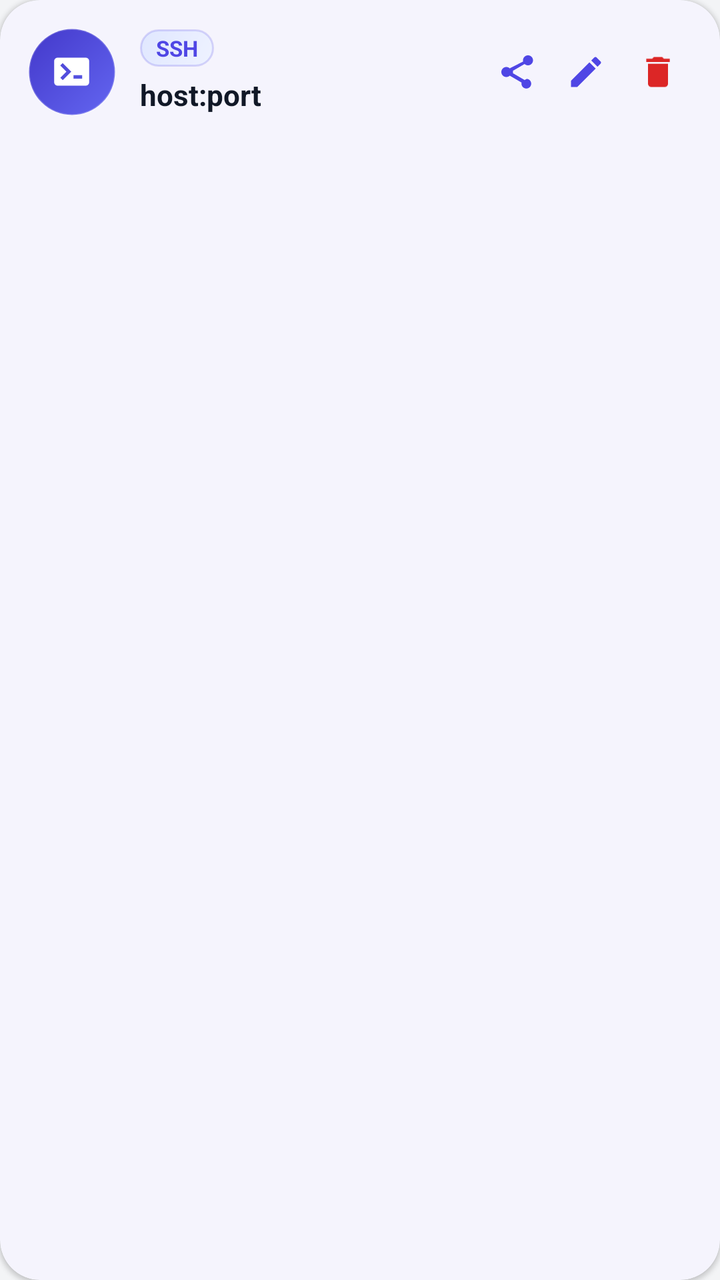
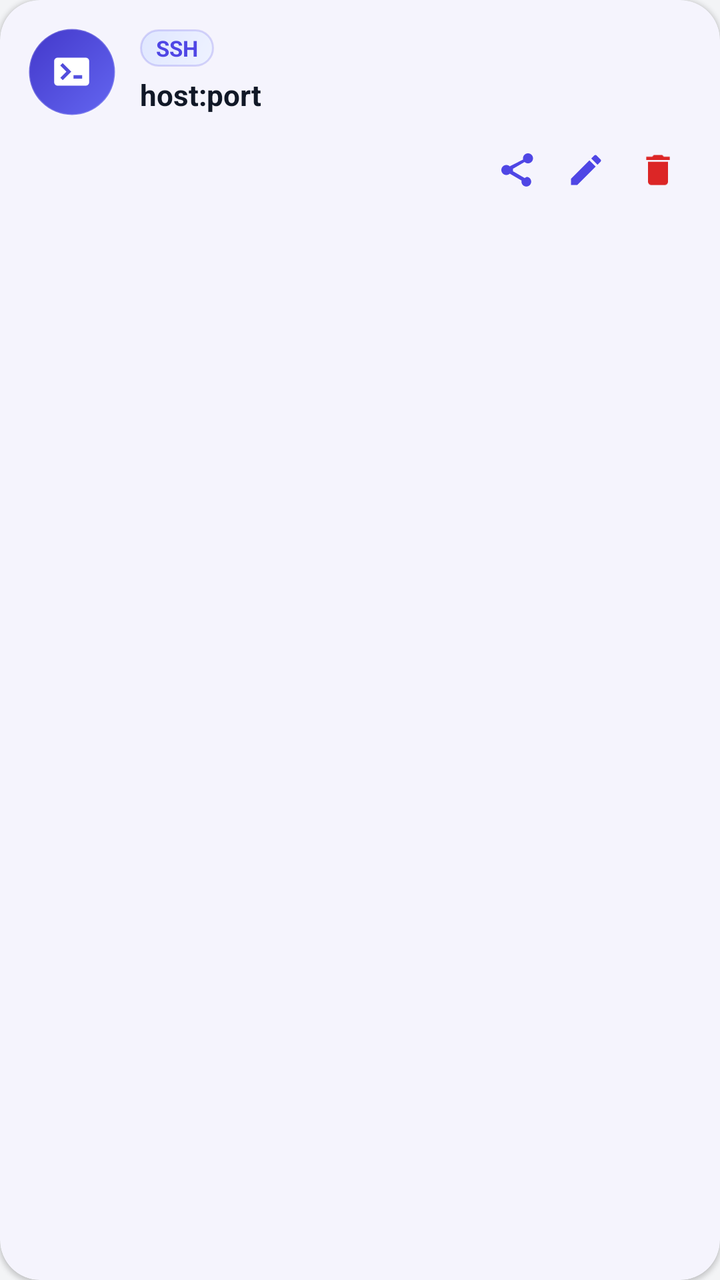

Compare the two renders of this Android layout. The source of the first and the diff that turns it into the second are given below.
<!-- AndroidManifest.xml: application theme Theme.TunnelApp -->
<!-- res/layout/item_account_row.xml -->
<?xml version="1.0" encoding="utf-8"?>
<com.google.android.material.card.MaterialCardView
    xmlns:android="http://schemas.android.com/apk/res/android"
    style="@style/Card.Account"
    android:layout_width="match_parent"
    android:layout_height="wrap_content"
    android:layout_marginBottom="12dp">

    <LinearLayout
        android:layout_width="match_parent"
        android:layout_height="wrap_content"
        android:orientation="vertical">

        <LinearLayout
            android:layout_width="match_parent"
            android:layout_height="wrap_content"
            android:orientation="horizontal"
            android:gravity="center_vertical">

            <FrameLayout
                android:layout_width="44dp"
                android:layout_height="44dp"
                android:layout_marginEnd="12dp">

                <View
                    android:id="@+id/ivRowAvatarBg"
                    android:layout_width="match_parent"
                    android:layout_height="match_parent"
                    android:background="@drawable/bg_avatar_ssh" />

                <ImageView
                    android:id="@+id/ivRowIcon"
                    android:layout_width="21dp"
                    android:layout_height="21dp"
                    android:layout_gravity="center"
                    android:src="@drawable/ic_account_ssh"
                    android:contentDescription="@null" />
            </FrameLayout>

            <LinearLayout
                android:layout_width="0dp"
                android:layout_height="wrap_content"
                android:layout_weight="1"
                android:orientation="vertical">

                <TextView
                    android:id="@+id/tvRowTypeBadge"
                    android:layout_width="wrap_content"
                    android:layout_height="wrap_content"
                    android:background="@drawable/bg_pill_brand_soft"
                    android:paddingStart="8dp"
                    android:paddingEnd="8dp"
                    android:paddingTop="2dp"
                    android:paddingBottom="2dp"
                    android:layout_marginBottom="4dp"
                    android:text="SSH"
                    android:textColor="@color/brand_primary"
                    android:textStyle="bold"
                    android:textSize="11sp" />

                <TextView
                    android:id="@+id/tvRowTitle"
                    android:layout_width="wrap_content"
                    android:layout_height="wrap_content"
                    android:text="host:port"
                    android:textColor="@color/text_primary"
                    android:textStyle="bold"
                    android:textSize="14.5sp"
                    android:maxLines="1"
                    android:ellipsize="end" />

                
                <TextView
                    android:id="@+id/tvRowSubtitle"
                    android:layout_width="wrap_content"
                    android:layout_height="wrap_content"
                    android:layout_marginTop="1dp"
                    android:text="host:port"
                    android:textColor="@color/text_secondary"
                    android:textSize="11.5sp"
                    android:maxLines="1"
                    android:ellipsize="end"
                    android:visibility="gone" />
            </LinearLayout>

            
            <ImageView
                android:id="@+id/btnRowShare"
                android:layout_width="34dp"
                android:layout_height="34dp"
                android:padding="7dp"
                android:src="@drawable/ic_share"
                android:background="?attr/selectableItemBackgroundBorderless"
                android:clickable="true"
                android:focusable="true"
                android:contentDescription="Bagikan" />

            <ImageView
                android:id="@+id/btnRowEdit"
                android:layout_width="34dp"
                android:layout_height="34dp"
                android:padding="7dp"
                android:src="@drawable/ic_edit_pencil"
                android:background="?attr/selectableItemBackgroundBorderless"
                android:clickable="true"
                android:focusable="true"
                android:contentDescription="Edit" />

            <ImageView
                android:id="@+id/btnRowDelete"
                android:layout_width="34dp"
                android:layout_height="34dp"
                android:padding="7dp"
                android:layout_marginStart="2dp"
                android:src="@drawable/ic_delete_trash"
                android:background="?attr/selectableItemBackgroundBorderless"
                android:clickable="true"
                android:focusable="true"
                android:contentDescription="Hapus" />
        </LinearLayout>

        <LinearLayout
            android:layout_width="match_parent"
            android:layout_height="wrap_content"
            android:orientation="horizontal"
            android:layout_marginTop="10dp"
            android:layout_marginStart="56dp">

            <TextView
                android:id="@+id/tvRowActiveBadge"
                android:layout_width="wrap_content"
                android:layout_height="wrap_content"
                android:background="@drawable/bg_pill_active"
                android:paddingStart="10dp"
                android:paddingEnd="10dp"
                android:paddingTop="4dp"
                android:paddingBottom="4dp"
                android:text="✓ Aktif"
                android:textColor="@color/status_success"
                android:textStyle="bold"
                android:textSize="11sp"
                android:visibility="gone" />

            <TextView
                android:id="@+id/tvRowSetActive"
                android:layout_width="wrap_content"
                android:layout_height="wrap_content"
                android:background="@drawable/bg_btn_neutral_outline"
                android:paddingStart="10dp"
                android:paddingEnd="10dp"
                android:paddingTop="4dp"
                android:paddingBottom="4dp"
                android:text="Jadikan Aktif"
                android:textColor="@color/text_secondary"
                android:textStyle="bold"
                android:textSize="11sp"
                android:clickable="true"
                android:focusable="true"
                android:visibility="gone" />
        </LinearLayout>
    </LinearLayout>
</com.google.android.material.card.MaterialCardView>
<!-- resources referenced by this layout -->
<resources>
  <color name="brand_primary">#4F46E5</color>
  <color name="status_success">#16A34A</color>
  <color name="text_primary">#111827</color>
  <color name="text_secondary">#6B7280</color>
  <!-- drawable bg_avatar_ssh (drawable) -->
  <?xml version="1.0" encoding="utf-8"?>
  <shape xmlns:android="http://schemas.android.com/apk/res/android"
      android:shape="oval">
      <gradient
          android:type="linear"
          android:angle="135"
          android:startColor="@color/hero_gradient_start"
          android:endColor="@color/brand_primary_dark" />
      <stroke android:width="1dp" android:color="#33FFFFFF" />
  </shape>
  <!-- drawable bg_btn_neutral_outline (drawable) -->
  <?xml version="1.0" encoding="utf-8"?>
  <shape xmlns:android="http://schemas.android.com/apk/res/android" android:shape="rectangle">
      <gradient
          android:type="linear"
          android:angle="135"
          android:startColor="#F9FAFB"
          android:endColor="#F1F5F9" />
      <corners android:radius="12dp" />
      <stroke android:width="1dp" android:color="@color/divider" />
  </shape>
  <!-- drawable bg_pill_active (drawable) -->
  <?xml version="1.0" encoding="utf-8"?>
  <shape xmlns:android="http://schemas.android.com/apk/res/android" android:shape="rectangle">
      <gradient
          android:type="linear"
          android:angle="135"
          android:startColor="#ECFDF3"
          android:endColor="#BBF7D0" />
      <corners android:radius="12dp" />
      <stroke android:width="1dp" android:color="#3316A34A" />
  </shape>
  <!-- drawable bg_pill_brand_soft (drawable) -->
  <?xml version="1.0" encoding="utf-8"?>
  <shape xmlns:android="http://schemas.android.com/apk/res/android" android:shape="rectangle">
      <gradient
          android:type="linear"
          android:angle="135"
          android:startColor="#EEF2FF"
          android:endColor="#E0E7FF" />
      <corners android:radius="12dp" />
      <stroke android:width="1dp" android:color="#334F46E5" />
  </shape>
  <!-- drawable ic_account_ssh (drawable) -->
  <vector xmlns:android="http://schemas.android.com/apk/res/android"
      android:width="24dp"
      android:height="24dp"
      android:viewportWidth="24"
      android:viewportHeight="24">
      <path
          android:fillColor="#FFFFFF"
          android:pathData="M4,4h16c1.1,0 2,0.9 2,2v12c0,1.1 -0.9,2 -2,2H4c-1.1,0 -2,-0.9 -2,-2V6c0,-1.1 0.9,-2 2,-2zM5.5,8.5 L9,12l-3.5,3.5 1.4,1.4L11.8,12 6.9,7.1 5.5,8.5zM13,16h5v-2h-5v2z"/>
  </vector>
  <!-- drawable ic_delete_trash (drawable) -->
  <vector xmlns:android="http://schemas.android.com/apk/res/android"
      android:width="18dp"
      android:height="18dp"
      android:viewportWidth="24"
      android:viewportHeight="24">
      <path
          android:fillColor="#DC2626"
          android:pathData="M6,19c0,1.1 0.9,2 2,2h8c1.1,0 2,-0.9 2,-2V7H6v12zM19,4h-3.5l-1,-1h-5l-1,1H5v2h14V4z"/>
  </vector>
  <!-- drawable ic_edit_pencil (drawable) -->
  <vector xmlns:android="http://schemas.android.com/apk/res/android"
      android:width="18dp"
      android:height="18dp"
      android:viewportWidth="24"
      android:viewportHeight="24">
      <path
          android:fillColor="#4F46E5"
          android:pathData="M3,17.25V21h3.75L17.81,9.94l-3.75,-3.75L3,17.25zM20.71,7.04c0.39,-0.39 0.39,-1.02 0,-1.41l-2.34,-2.34c-0.39,-0.39 -1.02,-0.39 -1.41,0l-1.83,1.83 3.75,3.75 1.83,-1.83z"/>
  </vector>
  <style name="Card.Account" parent="Widget.Material3.CardView.Elevated">
          <item name="cardCornerRadius">20dp</item>
          <item name="cardElevation">1.2dp</item>
          <item name="contentPadding">14dp</item>
          <item name="cardBackgroundColor">@color/card_background</item>
          <item name="strokeWidth">0dp</item>
      </style>
  <color name="hero_gradient_start">#6366F1</color>
  <color name="brand_primary_dark">#4338CA</color>
  <color name="divider">#E5E7EB</color>
  <color name="card_background">#FFFFFF</color>
  <color name="brand_on_primary">#FFFFFF</color>
  <color name="brand_secondary">#0EA5A4</color>
  <color name="app_background">#F3F4F6</color>
  <!-- unchanged entries left out for length: 2 -->
</resources>

<!-- the commit's change to res/layout/item_account_row.xml (unified diff, before → after) -->
@@ -11,6 +11,7 @@
         android:layout_height="wrap_content"
         android:orientation="vertical">
 
+        
         <LinearLayout
             android:layout_width="match_parent"
             android:layout_height="wrap_content"
@@ -60,7 +61,7 @@
 
                 <TextView
                     android:id="@+id/tvRowTitle"
-                    android:layout_width="wrap_content"
+                    android:layout_width="match_parent"
                     android:layout_height="wrap_content"
                     android:text="host:port"
                     android:textColor="@color/text_primary"
@@ -72,7 +73,7 @@
                 
                 <TextView
                     android:id="@+id/tvRowSubtitle"
-                    android:layout_width="wrap_content"
+                    android:layout_width="match_parent"
                     android:layout_height="wrap_content"
                     android:layout_marginTop="1dp"
                     android:text="host:port"
@@ -82,6 +83,53 @@
                     android:ellipsize="end"
                     android:visibility="gone" />
             </LinearLayout>
+        </LinearLayout>
+
+        <LinearLayout
+            android:layout_width="match_parent"
+            android:layout_height="wrap_content"
+            android:orientation="horizontal"
+            android:gravity="center_vertical"
+            android:layout_marginTop="10dp"
+            android:layout_marginStart="56dp">
+
+            <TextView
+                android:id="@+id/tvRowActiveBadge"
+                android:layout_width="wrap_content"
+                android:layout_height="wrap_content"
+                android:background="@drawable/bg_pill_active"
+                android:paddingStart="10dp"
+                android:paddingEnd="10dp"
+                android:paddingTop="4dp"
+                android:paddingBottom="4dp"
+                android:text="✓ Aktif"
+                android:textColor="@color/status_success"
+                android:textStyle="bold"
+                android:textSize="11sp"
+                android:visibility="gone" />
+
+            <TextView
+                android:id="@+id/tvRowSetActive"
+                android:layout_width="wrap_content"
+                android:layout_height="wrap_content"
+                android:background="@drawable/bg_btn_neutral_outline"
+                android:paddingStart="10dp"
+                android:paddingEnd="10dp"
+                android:paddingTop="4dp"
+                android:paddingBottom="4dp"
+                android:text="Jadikan Aktif"
+                android:textColor="@color/text_secondary"
+                android:textStyle="bold"
+                android:textSize="11sp"
+                android:clickable="true"
+                android:focusable="true"
+                android:visibility="gone" />
+
+            
+            <View
+                android:layout_width="0dp"
+                android:layout_height="0dp"
+                android:layout_weight="1" />
 
             
             <ImageView
@@ -118,45 +166,5 @@
                 android:focusable="true"
                 android:contentDescription="Hapus" />
         </LinearLayout>
-
-        <LinearLayout
-            android:layout_width="match_parent"
-            android:layout_height="wrap_content"
-            android:orientation="horizontal"
-            android:layout_marginTop="10dp"
-            android:layout_marginStart="56dp">
-
-            <TextView
-                android:id="@+id/tvRowActiveBadge"
-                android:layout_width="wrap_content"
-                android:layout_height="wrap_content"
-                android:background="@drawable/bg_pill_active"
-                android:paddingStart="10dp"
-                android:paddingEnd="10dp"
-                android:paddingTop="4dp"
-                android:paddingBottom="4dp"
-                android:text="✓ Aktif"
-                android:textColor="@color/status_success"
-                android:textStyle="bold"
-                android:textSize="11sp"
-                android:visibility="gone" />
-
-            <TextView
-                android:id="@+id/tvRowSetActive"
-                android:layout_width="wrap_content"
-                android:layout_height="wrap_content"
-                android:background="@drawable/bg_btn_neutral_outline"
-                android:paddingStart="10dp"
-                android:paddingEnd="10dp"
-                android:paddingTop="4dp"
-                android:paddingBottom="4dp"
-                android:text="Jadikan Aktif"
-                android:textColor="@color/text_secondary"
-                android:textStyle="bold"
-                android:textSize="11sp"
-                android:clickable="true"
-                android:focusable="true"
-                android:visibility="gone" />
-        </LinearLayout>
     </LinearLayout>
 </com.google.android.material.card.MaterialCardView>
